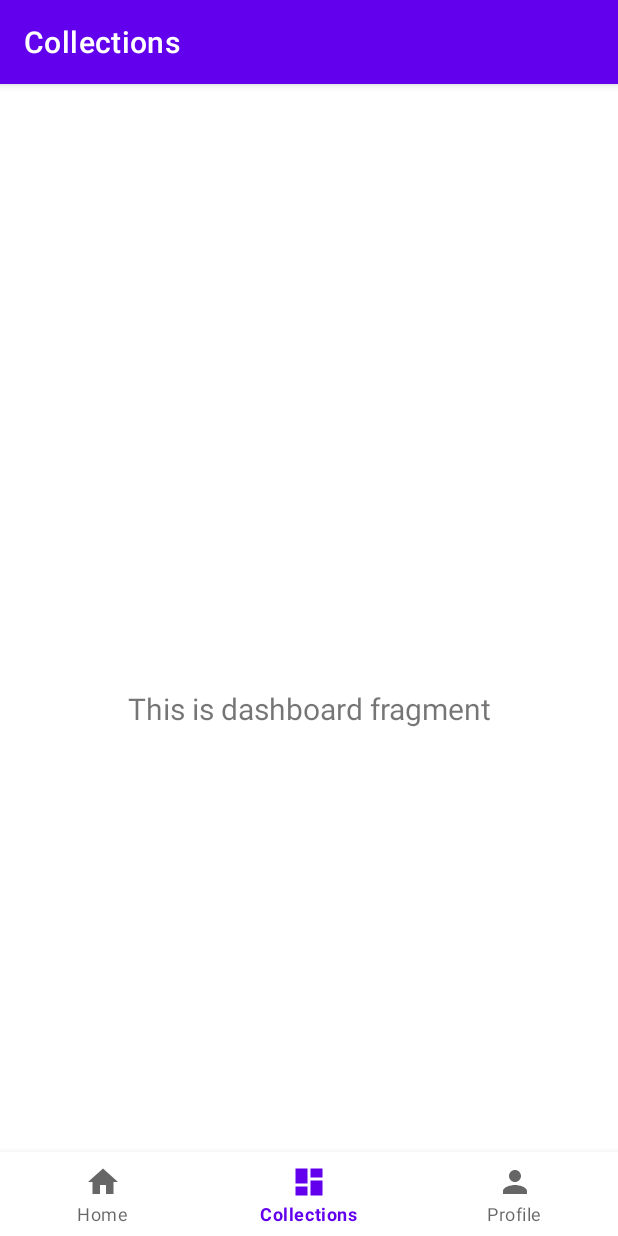
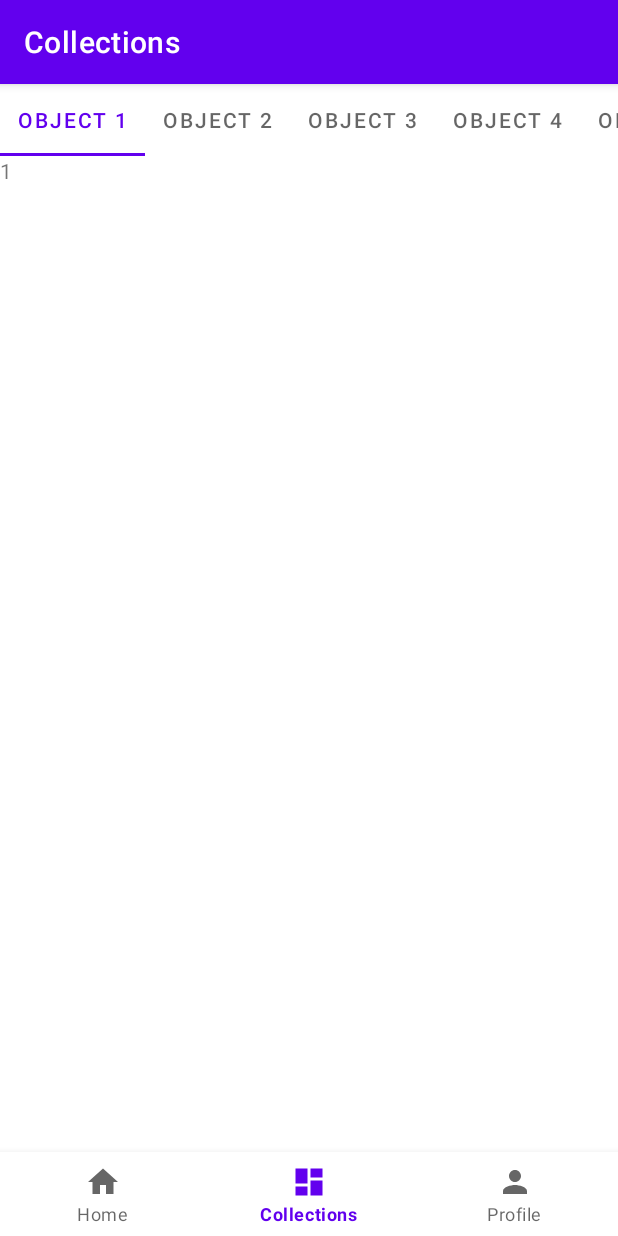
Before and after one commit to nicolatoscan/rememo-android-app, an Android app: the CollectionsFragment screen opened through its navigation route, on a phone screen of 412 x 824 dp. Run offline under Robolectric (Android 15) with nearby library versions, the phone set to English and light mode, and no system bars; our stand-ins replace navigation-ui.

Commit message:
Tab layout

```diff
--- a/app/build.gradle
+++ b/app/build.gradle
@@ -47,6 +47,7 @@ dependencies {
     implementation 'androidx.navigation:navigation-ui:2.3.5'
     implementation 'com.google.firebase:firebase-auth:19.2.0'
     implementation 'com.google.android.gms:play-services-auth:18.1.0'
+    implementation 'androidx.viewpager2:viewpager2:1.0.0'
     testImplementation 'junit:junit:4.+'
     androidTestImplementation 'androidx.test.ext:junit:1.1.2'
     androidTestImplementation 'androidx.test.espresso:espresso-core:3.3.0'
--- a/app/src/main/java/it/rememo/rememo/ui/collections/CollectionsFragment.java
+++ b/app/src/main/java/it/rememo/rememo/ui/collections/CollectionsFragment.java
@@ -4,37 +4,37 @@ import android.os.Bundle;
 import android.view.LayoutInflater;
 import android.view.View;
 import android.view.ViewGroup;
-import android.widget.TextView;
 
 import androidx.annotation.NonNull;
 import androidx.annotation.Nullable;
 import androidx.fragment.app.Fragment;
-import androidx.lifecycle.Observer;
 import androidx.lifecycle.ViewModelProvider;
+import androidx.viewpager.widget.ViewPager;
 
+import com.google.android.material.tabs.TabLayoutMediator;
+
+import it.rememo.rememo.R;
 import it.rememo.rememo.databinding.FragmentCollectionsBinding;
 
 public class CollectionsFragment extends Fragment {
 
     private CollectionsViewModel collectionsViewModel;
     private FragmentCollectionsBinding binding;
+    CollectionsGroupPagerAdapter collectionsGroupPagerAdapter;
 
-    public View onCreateView(@NonNull LayoutInflater inflater,
-                             ViewGroup container, Bundle savedInstanceState) {
-        collectionsViewModel =
-                new ViewModelProvider(this).get(CollectionsViewModel.class);
-
+    @Nullable
+    @Override
+    public View onCreateView(@NonNull LayoutInflater inflater, ViewGroup container, Bundle savedInstanceState) {
+        collectionsViewModel = new ViewModelProvider(this).get(CollectionsViewModel.class);
         binding = FragmentCollectionsBinding.inflate(inflater, container, false);
         View root = binding.getRoot();
+        return root;
+    }
 
-        final TextView textView = binding.textDashboard;
-        collectionsViewModel.getText().observe(getViewLifecycleOwner(), new Observer<String>() {
-            @Override
-            public void onChanged(@Nullable String s) {
-                textView.setText(s);
-            }
-        });
-        return root;
+    @Override
+    public void onViewCreated(@NonNull View view, @Nullable Bundle savedInstanceState) {
+        binding.pager.setAdapter(new CollectionsGroupPagerAdapter(this));
+        new TabLayoutMediator(binding.tabLayout, binding.pager, (tab, position) -> tab.setText("OBJECT " + (position + 1))).attach();
     }
 
     @Override
--- /dev/null
+++ b/app/src/main/java/it/rememo/rememo/ui/collections/CollectionsGroupFragment.java
@@ -0,0 +1,30 @@
+package it.rememo.rememo.ui.collections;
+
+import android.os.Bundle;
+import android.view.LayoutInflater;
+import android.view.View;
+import android.view.ViewGroup;
+import android.widget.TextView;
+
+import androidx.annotation.NonNull;
+import androidx.annotation.Nullable;
+import androidx.fragment.app.Fragment;
+
+import it.rememo.rememo.R;
+
+// Instances of this class are fragments representing a single
+// object in our collection.
+public class CollectionsGroupFragment extends Fragment {
+    public static final String ARG_OBJECT = "object";
+
+    @Override
+    public View onCreateView(LayoutInflater inflater, ViewGroup container, Bundle savedInstanceState) {
+        return inflater.inflate(R.layout.fragment_collection_group, container, false);
+    }
+
+    @Override
+    public void onViewCreated(@NonNull View view, @Nullable Bundle savedInstanceState) {
+        Bundle args = getArguments();
+        ((TextView) view.findViewById(R.id.text1)).setText(Integer.toString(args.getInt(ARG_OBJECT)));
+    }
+}
--- /dev/null
+++ b/app/src/main/java/it/rememo/rememo/ui/collections/CollectionsGroupPagerAdapter.java
@@ -0,0 +1,34 @@
+package it.rememo.rememo.ui.collections;
+
+import android.os.Bundle;
+
+import androidx.annotation.NonNull;
+import androidx.fragment.app.Fragment;
+import androidx.fragment.app.FragmentActivity;
+import androidx.fragment.app.FragmentManager;
+import androidx.fragment.app.FragmentStatePagerAdapter;
+import androidx.viewpager2.adapter.FragmentStateAdapter;
+
+import org.jetbrains.annotations.NotNull;
+
+public class CollectionsGroupPagerAdapter extends FragmentStateAdapter {
+    public CollectionsGroupPagerAdapter(Fragment fa) {
+        super(fa);
+    }
+
+    @NotNull
+    @Override
+    public Fragment createFragment(int i) {
+        Fragment fragment = new CollectionsGroupFragment();
+        Bundle args = new Bundle();
+        // Our object is just an integer :-P
+        args.putInt(CollectionsGroupFragment.ARG_OBJECT, i + 1);
+        fragment.setArguments(args);
+        return fragment;
+    }
+
+    @Override
+    public int getItemCount() {
+        return 10;
+    }
+}
--- a/app/src/main/java/it/rememo/rememo/ui/profile/ProfileViewModel.java
+++ b/app/src/main/java/it/rememo/rememo/ui/profile/ProfileViewModel.java
@@ -3,6 +3,8 @@ package it.rememo.rememo.ui.profile;
 import androidx.lifecycle.LiveData;
 import androidx.lifecycle.MutableLiveData;
 import androidx.lifecycle.ViewModel;
+
+import com.google.firebase.auth.FirebaseAuth;
 
 public class ProfileViewModel extends ViewModel {
 
--- a/app/src/main/res/layout/activity_main.xml
+++ b/app/src/main/res/layout/activity_main.xml
@@ -3,8 +3,7 @@
     xmlns:app="http://schemas.android.com/apk/res-auto"
     android:id="@+id/container"
     android:layout_width="match_parent"
-    android:layout_height="match_parent"
-    android:paddingTop="?attr/actionBarSize">
+    android:layout_height="match_parent">
 
     <com.google.android.material.bottomnavigation.BottomNavigationView
         android:id="@+id/nav_view"
--- /dev/null
+++ b/app/src/main/res/layout/fragment_collection_group.xml
@@ -0,0 +1,15 @@
+<?xml version="1.0" encoding="utf-8"?>
+<androidx.constraintlayout.widget.ConstraintLayout xmlns:android="http://schemas.android.com/apk/res/android"
+    xmlns:app="http://schemas.android.com/apk/res-auto"
+    xmlns:tools="http://schemas.android.com/tools"
+    android:layout_width="match_parent"
+    android:layout_height="match_parent">
+
+    <TextView
+        android:id="@+id/text1"
+        android:layout_width="wrap_content"
+        android:layout_height="wrap_content"
+        android:text="TextView"
+        app:layout_constraintStart_toStartOf="parent"
+        app:layout_constraintTop_toTopOf="parent" />
+</androidx.constraintlayout.widget.ConstraintLayout>
--- a/app/src/main/res/layout/fragment_collections.xml
+++ b/app/src/main/res/layout/fragment_collections.xml
@@ -1,22 +1,25 @@
 <?xml version="1.0" encoding="utf-8"?>
-<androidx.constraintlayout.widget.ConstraintLayout xmlns:android="http://schemas.android.com/apk/res/android"
+<LinearLayout xmlns:android="http://schemas.android.com/apk/res/android"
     xmlns:app="http://schemas.android.com/apk/res-auto"
     xmlns:tools="http://schemas.android.com/tools"
     android:layout_width="match_parent"
     android:layout_height="match_parent"
+    android:orientation="vertical"
     tools:context=".ui.collections.CollectionsFragment">
 
-    <TextView
-        android:id="@+id/text_dashboard"
+    <com.google.android.material.tabs.TabLayout
+        android:id="@+id/tab_layout"
         android:layout_width="match_parent"
         android:layout_height="wrap_content"
-        android:layout_marginStart="8dp"
-        android:layout_marginTop="8dp"
-        android:layout_marginEnd="8dp"
-        android:textAlignment="center"
-        android:textSize="20sp"
-        app:layout_constraintBottom_toBottomOf="parent"
         app:layout_constraintEnd_toEndOf="parent"
         app:layout_constraintStart_toStartOf="parent"
-        app:layout_constraintTop_toTopOf="parent" />
-</androidx.constraintlayout.widget.ConstraintLayout>
+        app:layout_constraintTop_toTopOf="@+id/pager"
+        app:tabMode="scrollable" />
+
+    <androidx.viewpager2.widget.ViewPager2
+        android:id="@+id/pager"
+        android:layout_width="match_parent"
+        android:layout_height="0dp"
+        android:layout_weight="1" />
+
+</LinearLayout>
```
